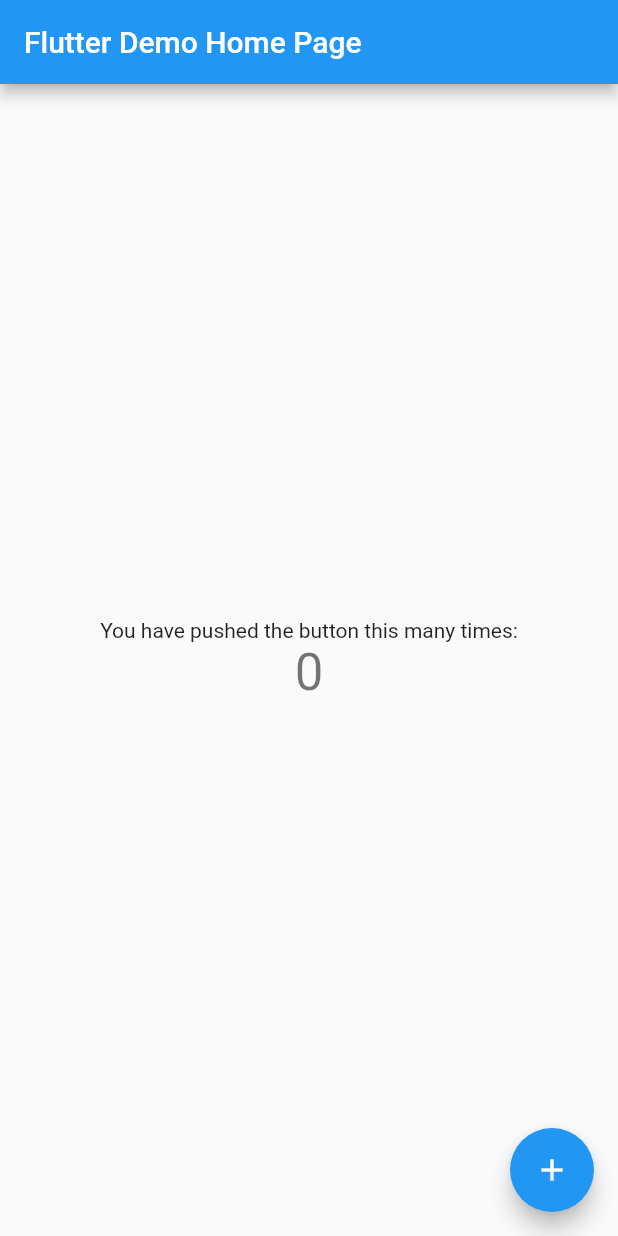
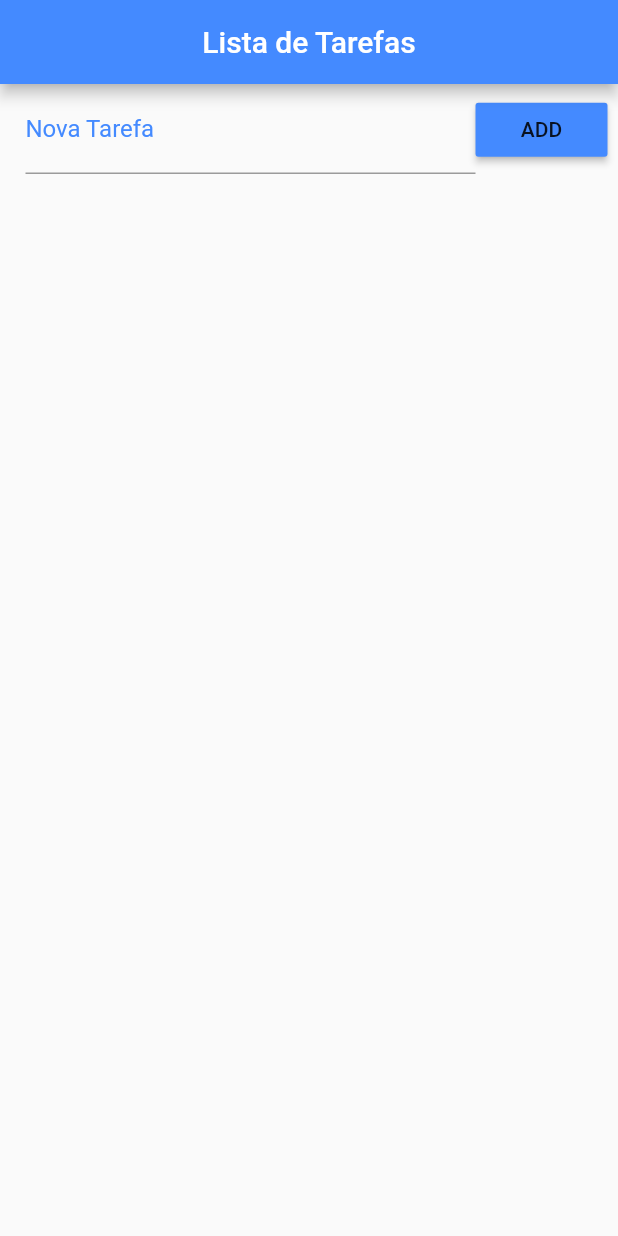
Before and after one commit to hicolazu/listaDeTarefas, a Flutter app: the screen it shows after launch, on a phone screen of 412 x 824 dp. Run offline on Flutter 3.47's test engine with Material 2 defaults, Android fonts, the phone set to English and light mode, and no system bars.

Commit message:
Final commit

```diff
--- a/lista_de_tarefas/lib/main.dart
+++ b/lista_de_tarefas/lib/main.dart
@@ -1,111 +1,182 @@
+import 'dart:convert';
+import 'dart:io';
+
 import 'package:flutter/material.dart';
+import 'package:path_provider/path_provider.dart';
 
-void main() => runApp(MyApp());
-
-class MyApp extends StatelessWidget {
-  // This widget is the root of your application.
-  @override
-  Widget build(BuildContext context) {
-    return MaterialApp(
-      title: 'Flutter Demo',
-      theme: ThemeData(
-        // This is the theme of your application.
-        //
-        // Try running your application with "flutter run". You'll see the
-        // application has a blue toolbar. Then, without quitting the app, try
-        // changing the primarySwatch below to Colors.green and then invoke
-        // "hot reload" (press "r" in the console where you ran "flutter run",
-        // or simply save your changes to "hot reload" in a Flutter IDE).
-        // Notice that the counter didn't reset back to zero; the application
-        // is not restarted.
-        primarySwatch: Colors.blue,
-      ),
-      home: MyHomePage(title: 'Flutter Demo Home Page'),
-    );
-  }
+void main() {
+  runApp(MaterialApp(
+    home: Home(),
+  ));
 }
 
-class MyHomePage extends StatefulWidget {
-  MyHomePage({Key key, this.title}) : super(key: key);
+class Home extends StatefulWidget {
+  @override
+  _HomeState createState() => _HomeState();
+}
 
-  // This widget is the home page of your application. It is stateful, meaning
-  // that it has a State object (defined below) that contains fields that affect
-  // how it looks.
+class _HomeState extends State<Home> {
+  List _toDoList = [];
 
-  // This class is the configuration for the state. It holds the values (in this
-  // case the title) provided by the parent (in this case the App widget) and
-  // used by the build method of the State. Fields in a Widget subclass are
-  // always marked "final".
+  final _toDoController = TextEditingController();
 
-  final String title;
+  Map<String, dynamic> _lastRemoved;
+  int _lastRemovedPos;
 
   @override
-  _MyHomePageState createState() => _MyHomePageState();
-}
+  void initState() {
+    super.initState();
+    _readData().then((data) {
+      setState(() {
+        _toDoList = json.decode(data);
+      });
+    });
+  }
 
-class _MyHomePageState extends State<MyHomePage> {
-  int _counter = 0;
+  void _addToDo() {
+    setState(() {
+      Map<String, dynamic> newToDo = Map();
+      newToDo["title"] = _toDoController.text;
+      _toDoController.text = "";
+      newToDo["ok"] = false;
+      _toDoList.add(newToDo);
+    });
+  }
 
-  void _incrementCounter() {
+  Future<Null> _refresh() async {
+    await Future.delayed(Duration(seconds: 1));
+
     setState(() {
-      // This call to setState tells the Flutter framework that something has
-      // changed in this State, which causes it to rerun the build method below
-      // so that the display can reflect the updated values. If we changed
-      // _counter without calling setState(), then the build method would not be
-      // called again, and so nothing would appear to happen.
-      _counter++;
+      _toDoList.sort((a, b) {
+        if (a["ok"] && !b["ok"]) {
+          return 1;
+        } else if (!a["ok"] && b["ok"]) {
+          return -1;
+        } else {
+          return 0;
+        }
+
+        _saveData();
+      });
     });
   }
 
   @override
   Widget build(BuildContext context) {
-    // This method is rerun every time setState is called, for instance as done
-    // by the _incrementCounter method above.
-    //
-    // The Flutter framework has been optimized to make rerunning build methods
-    // fast, so that you can just rebuild anything that needs updating rather
-    // than having to individually change instances of widgets.
     return Scaffold(
       appBar: AppBar(
-        // Here we take the value from the MyHomePage object that was created by
-        // the App.build method, and use it to set our appbar title.
-        title: Text(widget.title),
+        title: Text("Lista de Tarefas"),
+        backgroundColor: Colors.blueAccent,
+        centerTitle: true,
       ),
-      body: Center(
-        // Center is a layout widget. It takes a single child and positions it
-        // in the middle of the parent.
-        child: Column(
-          // Column is also a layout widget. It takes a list of children and
-          // arranges them vertically. By default, it sizes itself to fit its
-          // children horizontally, and tries to be as tall as its parent.
-          //
-          // Invoke "debug painting" (press "p" in the console, choose the
-          // "Toggle Debug Paint" action from the Flutter Inspector in Android
-          // Studio, or the "Toggle Debug Paint" command in Visual Studio Code)
-          // to see the wireframe for each widget.
-          //
-          // Column has various properties to control how it sizes itself and
-          // how it positions its children. Here we use mainAxisAlignment to
-          // center the children vertically; the main axis here is the vertical
-          // axis because Columns are vertical (the cross axis would be
-          // horizontal).
-          mainAxisAlignment: MainAxisAlignment.center,
-          children: <Widget>[
-            Text(
-              'You have pushed the button this many times:',
+      body: Column(
+        children: <Widget>[
+          Container(
+            padding: EdgeInsets.fromLTRB(17, 1, 7, 1),
+            child: Row(
+              children: <Widget>[
+                Expanded(
+                  child: TextField(
+                    controller: _toDoController,
+                    decoration: InputDecoration(
+                      labelText: "Nova Tarefa",
+                      labelStyle: TextStyle(color: Colors.blueAccent),
+                    ),
+                  ),
+                ),
+                RaisedButton(
+                  color: Colors.blueAccent,
+                  child: Text("ADD"),
+                  onPressed: _addToDo,
+                ),
+              ],
             ),
-            Text(
-              '$_counter',
-              style: Theme.of(context).textTheme.display1,
+          ),
+          Expanded(
+            child: RefreshIndicator(
+                child: ListView.builder(
+                  padding: EdgeInsets.only(top: 10),
+                  itemCount: _toDoList.length,
+                  itemBuilder: buildItem,
+                ),
+                onRefresh: _refresh),
+          ),
+        ],
+      ),
+    );
+  }
+
+  Future<File> _getFile() async {
+    final directory = await getApplicationDocumentsDirectory();
+    return File("${directory.path}/data.json");
+  }
+
+  Future<File> _saveData() async {
+    String data = json.encode(_toDoList);
+    final file = await _getFile();
+    return file.writeAsString(data);
+  }
+
+  Future<String> _readData() async {
+    try {
+      final file = await _getFile();
+      return file.readAsString();
+    } catch (e) {
+      return null;
+    }
+  }
+
+  Widget buildItem(context, index) {
+    return Dismissible(
+      onDismissed: (direction) {
+        setState(() {
+          _lastRemoved = Map.from(_toDoList[index]);
+          _lastRemovedPos = index;
+          _toDoList.removeAt(index);
+
+          _saveData();
+
+          final snack = SnackBar(
+            content: Text("Tarefa \"${_lastRemoved["title"]}\" removida!"),
+            action: SnackBarAction(
+              label: "Desfazer",
+              onPressed: () {
+                setState(() {
+                  _toDoList.insert(_lastRemovedPos, _lastRemoved);
+                  _saveData();
+                });
+              },
             ),
-          ],
+            duration: Duration(seconds: 2),
+          );
+
+          Scaffold.of(context).removeCurrentSnackBar();
+          Scaffold.of(context).showSnackBar(snack);
+        });
+      },
+      key: Key(DateTime.now().millisecondsSinceEpoch.toString()),
+      background: Container(
+          color: Colors.red,
+          child: Align(
+            alignment: Alignment(-0.9, 0),
+            child: Icon(
+              Icons.delete,
+              color: Colors.white,
+            ),
+          )),
+      direction: DismissDirection.startToEnd,
+      child: CheckboxListTile(
+        onChanged: (c) {
+          setState(() {
+            _toDoList[index]["ok"] = c;
+          });
+        },
+        title: Text(_toDoList[index]["title"]),
+        value: _toDoList[index]["ok"],
+        secondary: CircleAvatar(
+          child: Icon(_toDoList[index]["ok"] ? Icons.check : Icons.error),
         ),
       ),
-      floatingActionButton: FloatingActionButton(
-        onPressed: _incrementCounter,
-        tooltip: 'Increment',
-        child: Icon(Icons.add),
-      ), // This trailing comma makes auto-formatting nicer for build methods.
     );
   }
 }
--- a/lista_de_tarefas/pubspec.yaml
+++ b/lista_de_tarefas/pubspec.yaml
@@ -23,6 +23,8 @@ dependencies:
   # The following adds the Cupertino Icons font to your application.
   # Use with the CupertinoIcons class for iOS style icons.
   cupertino_icons: ^0.1.2
+
+  path_provider: ^0.4.1
 
 dev_dependencies:
   flutter_test:
```
Also changed, not shown: lista_de_tarefas/pubspec.lock, 1 other file.
